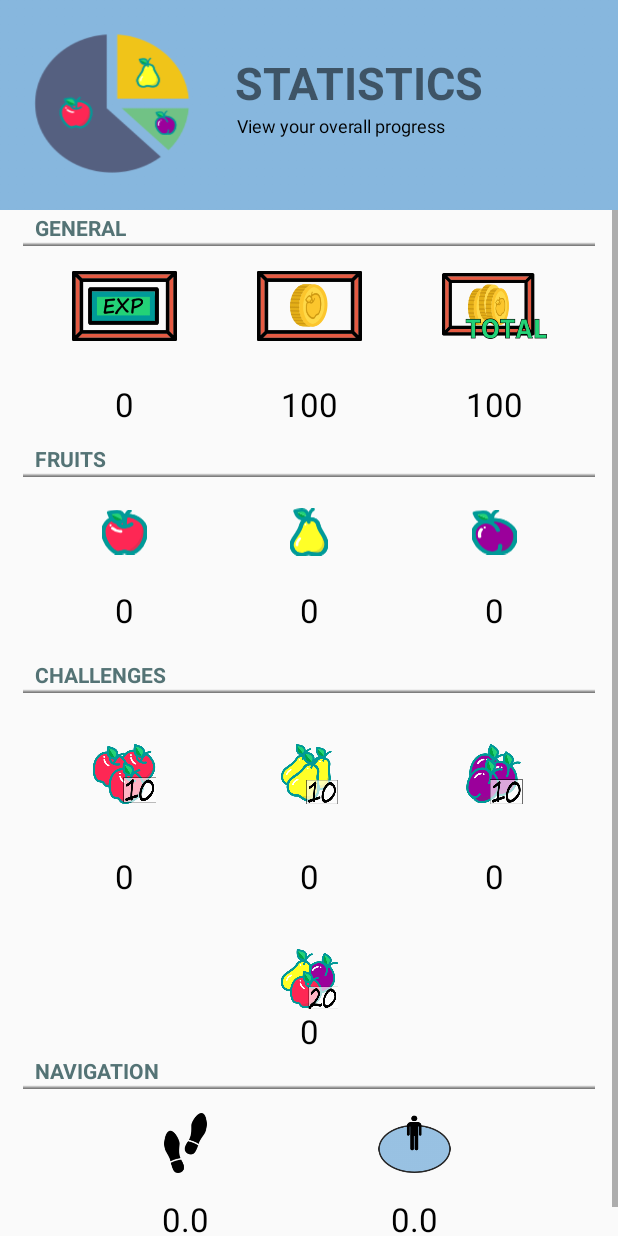
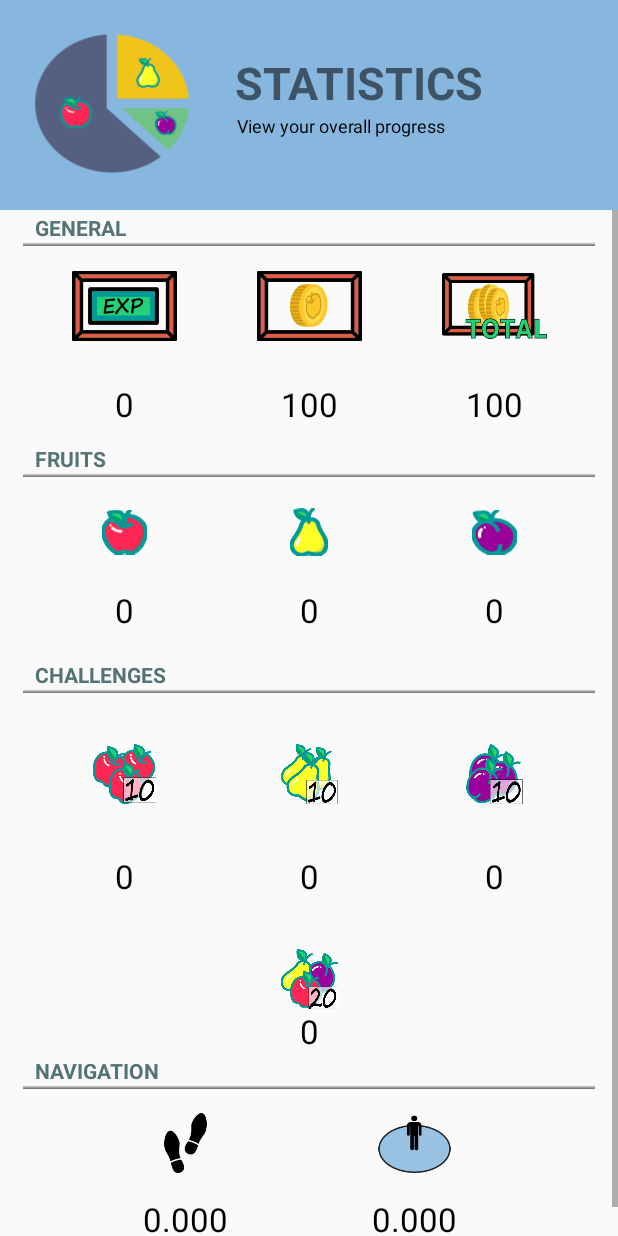
Before and after one commit to Verdant90/msciwe_klarnecistki_hackathon, an Android app: the StatisticsActivity screen opened directly, with no data from a screen before it, on a phone screen of 412 x 824 dp. Run offline under Robolectric (Android 15) with nearby library versions, the phone set to English and light mode, and no system bars; our stand-ins replace ButterKnife.

Commit message:
discovered area calculation

```diff
--- a/app/src/main/java/com/szymon/hackathonapplication/activities/MapActivity.java
+++ b/app/src/main/java/com/szymon/hackathonapplication/activities/MapActivity.java
@@ -22,6 +22,7 @@ import android.widget.TextView;
 import android.widget.Toast;
 
 import com.esri.core.geometry.AngularUnit;
+import com.esri.core.geometry.AreaUnit;
 import com.esri.core.geometry.GeometryEngine;
 import com.esri.core.geometry.MultiPoint;
 import com.esri.core.geometry.Point;
@@ -63,6 +64,8 @@ import nl.dionsegijn.konfetti.models.Shape;
 
 import static android.view.View.GONE;
 import static android.view.View.VISIBLE;
+import static com.esri.core.geometry.AreaUnit.Code.SQUARE_KILOMETER;
+import static com.esri.core.geometry.GeometryEngine.geodesicArea;
 import static com.szymon.hackathonapplication.helpers.SystemServiceManager.requestFineLocationPermission;
 
 public class MapActivity extends FragmentActivity implements
@@ -459,6 +462,9 @@ public class MapActivity extends FragmentActivity implements
             hole.add(new LatLng(point.getX(), point.getY()));
         }
 
+        double area = geodesicArea(polygon, spatialReference, (AreaUnit) Unit.create(SQUARE_KILOMETER));
+        AppPreferences.setAreaDiscovered(area);
+
         this.blurredArea.setHoles(Arrays.asList(hole));
     }
 
--- a/app/src/main/java/com/szymon/hackathonapplication/activities/StatisticsActivity.java
+++ b/app/src/main/java/com/szymon/hackathonapplication/activities/StatisticsActivity.java
@@ -61,7 +61,7 @@ public class StatisticsActivity extends Activity {
         pearChallengesTextView.setText(String.valueOf(AppPreferences.getPearChallengeCount()));
         plumChallengesTextView.setText(String.valueOf(AppPreferences.getPlumChallengeCount()));
         fruitChallengesTextView.setText(String.valueOf(AppPreferences.getFruitChallengeCount()));
-        distanceTextView.setText(String.valueOf(AppPreferences.getTotalDistance()));
-        areaTextView.setText(String.valueOf(AppPreferences.getAreaDiscovered()));
+        distanceTextView.setText(String.format("%.3f", AppPreferences.getTotalDistance()));
+        areaTextView.setText(String.format("%.3f", AppPreferences.getAreaDiscovered()));
     }
 }
--- a/app/src/main/java/com/szymon/hackathonapplication/helpers/AppPreferences.java
+++ b/app/src/main/java/com/szymon/hackathonapplication/helpers/AppPreferences.java
@@ -306,7 +306,7 @@ public class AppPreferences {
         return preferences.getBoolean(APPLICATION_BLOCKED, false);
     }
 
-    private static void setAreaDiscovered(final double area) {
+    public static void setAreaDiscovered(final double area) {
         preferencesEdit.putString(AREA_DISCOVERED, Double.toString(area)).apply();
     }
 
@@ -314,8 +314,4 @@ public class AppPreferences {
         return Double.valueOf(preferences.getString(AREA_DISCOVERED, "0"));
     }
 
-    public static void addAreaDiscovered(final double area) {
-        double current = getAreaDiscovered();
-        setAreaDiscovered(current + area);
-    }
 }
```
